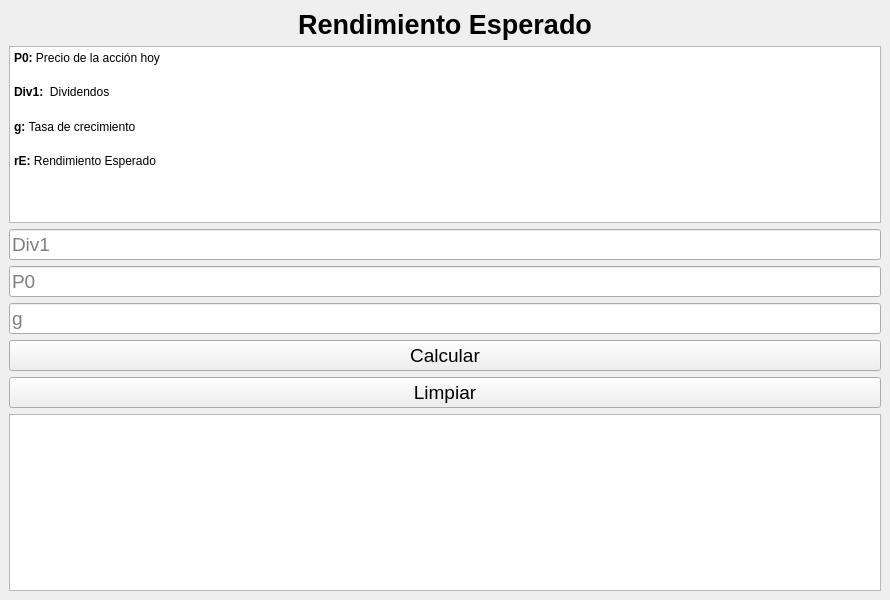
Qt form view/ui/rendimientoEsperado.ui (luisAlcides/finanzas2) before a commit.
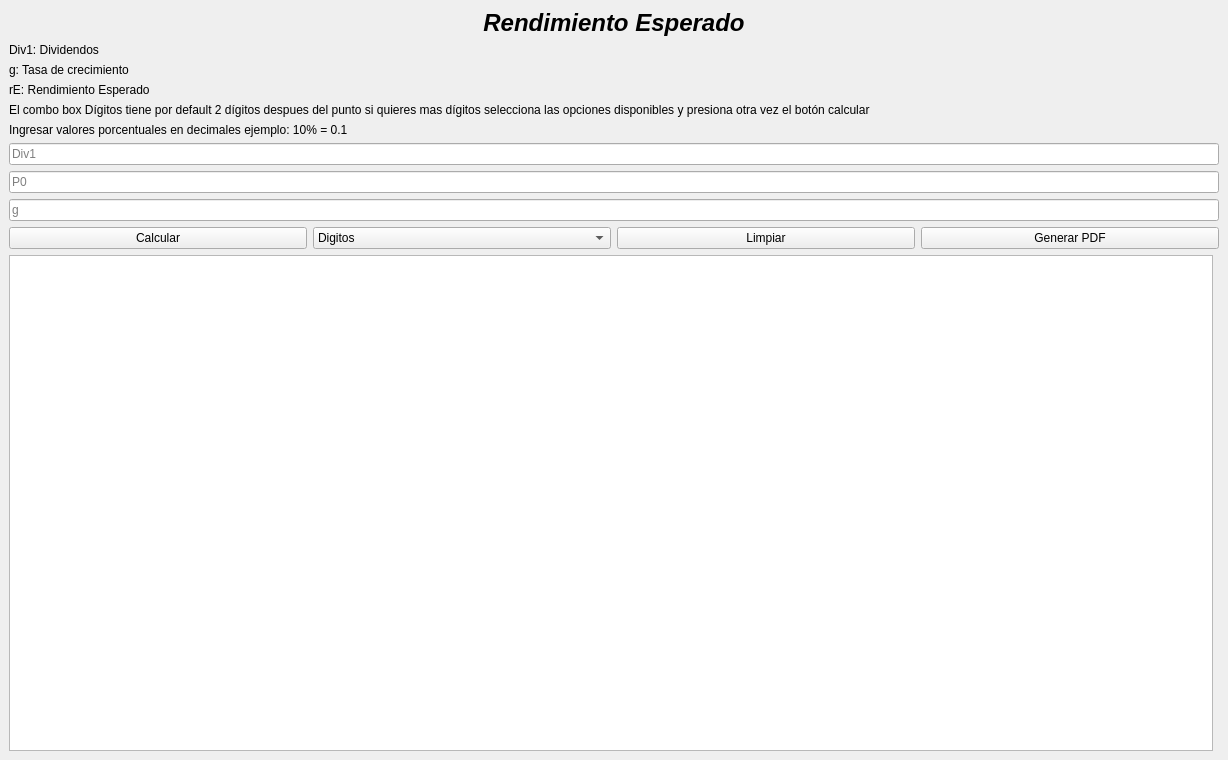
The same form after that commit.

Commit message: Rendimiento requerido actualizado

```diff
--- a/view/ui/rendimientoEsperado.ui
+++ b/view/ui/rendimientoEsperado.ui
@@ -9,24 +9,33 @@
    <rect>
     <x>0</x>
     <y>0</y>
-    <width>890</width>
-    <height>600</height>
+    <width>1228</width>
+    <height>760</height>
    </rect>
   </property>
   <property name="windowTitle">
    <string>Rendimiento Esperado</string>
   </property>
+  <property name="styleSheet">
+   <string notr="true">font: 16pt &quot;Segoe UI&quot;;
+
+width: 70%;</string>
+  </property>
   <widget class="QWidget" name="centralwidget">
    <layout class="QVBoxLayout" name="verticalLayout">
     <item>
      <widget class="QLabel" name="label_title">
       <property name="font">
        <font>
-        <family>Arial</family>
-        <pointsize>20</pointsize>
+        <family>Segoe UI</family>
+        <pointsize>18</pointsize>
+        <italic>true</italic>
         <bold>true</bold>
        </font>
       </property>
+      <property name="styleSheet">
+       <string notr="true">font: 700 italic 18pt &quot;Segoe UI&quot;;</string>
+      </property>
       <property name="text">
        <string>Rendimiento Esperado</string>
       </property>
@@ -36,32 +45,48 @@
      </widget>
     </item>
     <item>
-     <widget class="QTextBrowser" name="textBrowser">
-      <property name="html">
-       <string>&lt;!DOCTYPE HTML PUBLIC &quot;-//W3C//DTD HTML 4.0//EN&quot; &quot;http://www.w3.org/TR/REC-html40/strict.dtd&quot;&gt;
-&lt;html&gt;&lt;head&gt;&lt;meta name=&quot;qrichtext&quot; content=&quot;1&quot; /&gt;&lt;meta charset=&quot;utf-8&quot; /&gt;&lt;title&gt;Precio de la acción hoy&lt;/title&gt;&lt;style type=&quot;text/css&quot;&gt;
-p, li { white-space: pre-wrap; }
-hr { height: 1px; border-width: 0; }
-li.unchecked::marker { content: &quot;\2610&quot;; }
-li.checked::marker { content: &quot;\2612&quot;; }
-&lt;/style&gt;&lt;/head&gt;&lt;body style=&quot; font-family:'Segoe UI'; font-size:9pt; font-weight:400; font-style:normal;&quot;&gt;
-&lt;p style=&quot; margin-top:12px; margin-bottom:12px; margin-left:0px; margin-right:0px; -qt-block-indent:0; text-indent:0px; line-height:160%;&quot;&gt;&lt;span style=&quot; font-family:'Arial','sans-serif'; font-weight:700;&quot;&gt;P0: &lt;/span&gt;&lt;span style=&quot; font-family:'Arial','sans-serif';&quot;&gt;Precio de la acción hoy &lt;/span&gt;&lt;/p&gt;
-&lt;p style=&quot; margin-top:12px; margin-bottom:12px; margin-left:0px; margin-right:0px; -qt-block-indent:0; text-indent:0px; line-height:160%;&quot;&gt;&lt;span style=&quot; font-family:'Arial','sans-serif'; font-weight:700;&quot;&gt;Div1: &lt;/span&gt;&lt;span style=&quot; font-family:'Arial','sans-serif';&quot;&gt; Dividendos &lt;/span&gt;&lt;/p&gt;
-&lt;p style=&quot; margin-top:12px; margin-bottom:12px; margin-left:0px; margin-right:0px; -qt-block-indent:0; text-indent:0px; line-height:160%;&quot;&gt;&lt;span style=&quot; font-family:'Arial','sans-serif'; font-weight:700;&quot;&gt;g: &lt;/span&gt;&lt;span style=&quot; font-family:'Arial','sans-serif';&quot;&gt;Tasa de crecimiento&lt;/span&gt;&lt;/p&gt;
-&lt;p style=&quot; margin-top:12px; margin-bottom:12px; margin-left:0px; margin-right:0px; -qt-block-indent:0; text-indent:0px; line-height:160%;&quot;&gt;&lt;span style=&quot; font-family:'Arial','sans-serif'; font-weight:700;&quot;&gt;rE: &lt;/span&gt;&lt;span style=&quot; font-family:'Arial','sans-serif';&quot;&gt;Rendimiento Esperado&lt;/span&gt; &lt;/p&gt;&lt;/body&gt;&lt;/html&gt;</string>
+     <widget class="QLabel" name="label">
+      <property name="text">
+       <string>Div1: Dividendos</string>
+      </property>
+     </widget>
+    </item>
+    <item>
+     <widget class="QLabel" name="label_2">
+      <property name="text">
+       <string>g: Tasa de crecimiento</string>
+      </property>
+     </widget>
+    </item>
+    <item>
+     <widget class="QLabel" name="label_3">
+      <property name="text">
+       <string>rE: Rendimiento Esperado </string>
+      </property>
+     </widget>
+    </item>
+    <item>
+     <widget class="QLabel" name="label_7">
+      <property name="styleSheet">
+       <string notr="true">font: 9pt &quot;Segoe UI&quot;;</string>
+      </property>
+      <property name="text">
+       <string>El combo box Dígitos tiene por default 2 dígitos despues del punto si quieres mas dígitos selecciona las opciones disponibles y presiona otra vez el botón calcular</string>
+      </property>
+     </widget>
+    </item>
+    <item>
+     <widget class="QLabel" name="label_7">
+      <property name="styleSheet">
+       <string notr="true">font: 9pt &quot;Segoe UI&quot;;</string>
+      </property>
+      <property name="text">
+       <string>Ingresar valores porcentuales en decimales ejemplo: 10% = 0.1</string>
       </property>
      </widget>
     </item>
     <item>
      <widget class="QLineEdit" name="txt_div1">
-      <property name="font">
-       <font>
-        <pointsize>14</pointsize>
-       </font>
-      </property>
-      <property name="text">
-       <string/>
-      </property>
       <property name="placeholderText">
        <string>Div1</string>
       </property>
@@ -69,11 +94,6 @@
     </item>
     <item>
      <widget class="QLineEdit" name="txt_p0">
-      <property name="font">
-       <font>
-        <pointsize>14</pointsize>
-       </font>
-      </property>
       <property name="placeholderText">
        <string>P0</string>
       </property>
@@ -81,48 +101,78 @@
     </item>
     <item>
      <widget class="QLineEdit" name="txt_g">
-      <property name="font">
-       <font>
-        <pointsize>14</pointsize>
-       </font>
-      </property>
       <property name="placeholderText">
        <string>g</string>
       </property>
      </widget>
     </item>
     <item>
-     <widget class="QPushButton" name="btn_calcular">
-      <property name="font">
-       <font>
-        <pointsize>14</pointsize>
-       </font>
-      </property>
-      <property name="text">
-       <string>Calcular</string>
-      </property>
-     </widget>
+     <layout class="QHBoxLayout" name="horizontalLayout_2">
+      <item>
+       <widget class="QPushButton" name="btn_calcular">
+        <property name="text">
+         <string>Calcular</string>
+        </property>
+       </widget>
+      </item>
+      <item>
+       <widget class="QComboBox" name="cb_digitos">
+        <item>
+         <property name="text">
+          <string>Digitos</string>
+         </property>
+        </item>
+        <item>
+         <property name="text">
+          <string>3</string>
+         </property>
+        </item>
+        <item>
+         <property name="text">
+          <string>4</string>
+         </property>
+        </item>
+        <item>
+         <property name="text">
+          <string>5</string>
+         </property>
+        </item>
+        <item>
+         <property name="text">
+          <string>Todos</string>
+         </property>
+        </item>
+       </widget>
+      </item>
+      <item>
+       <widget class="QPushButton" name="btn_limpiar">
+        <property name="text">
+         <string>Limpiar</string>
+        </property>
+       </widget>
+      </item>
+      <item>
+       <widget class="QPushButton" name="btn_generar_pdf">
+        <property name="text">
+         <string>Generar PDF</string>
+        </property>
+       </widget>
+      </item>
+     </layout>
     </item>
     <item>
-     <widget class="QPushButton" name="btn_limpiar">
-      <property name="font">
-       <font>
-        <pointsize>14</pointsize>
-       </font>
-      </property>
-      <property name="text">
-       <string>Limpiar</string>
-      </property>
-     </widget>
-    </item>
-    <item>
-     <widget class="QTextBrowser" name="tb_resultado">
-      <property name="font">
-       <font>
-        <pointsize>14</pointsize>
-       </font>
-      </property>
-     </widget>
+     <layout class="QHBoxLayout" name="horizontalLayout">
+      <item>
+       <widget class="QTextBrowser" name="tb_resultado"/>
+      </item>
+      <item>
+       <layout class="QVBoxLayout" name="verticalLayout_2">
+        <item>
+         <widget class="QWidget" name="widgetGrafico" native="true"/>
+        </item>
+       </layout>
+      </item>
+     </layout>
     </item>
    </layout>
   </widget>
```
Left out of the diff: 2 changed lines with no effect on the pictures. The commit also changes 8 other files.
